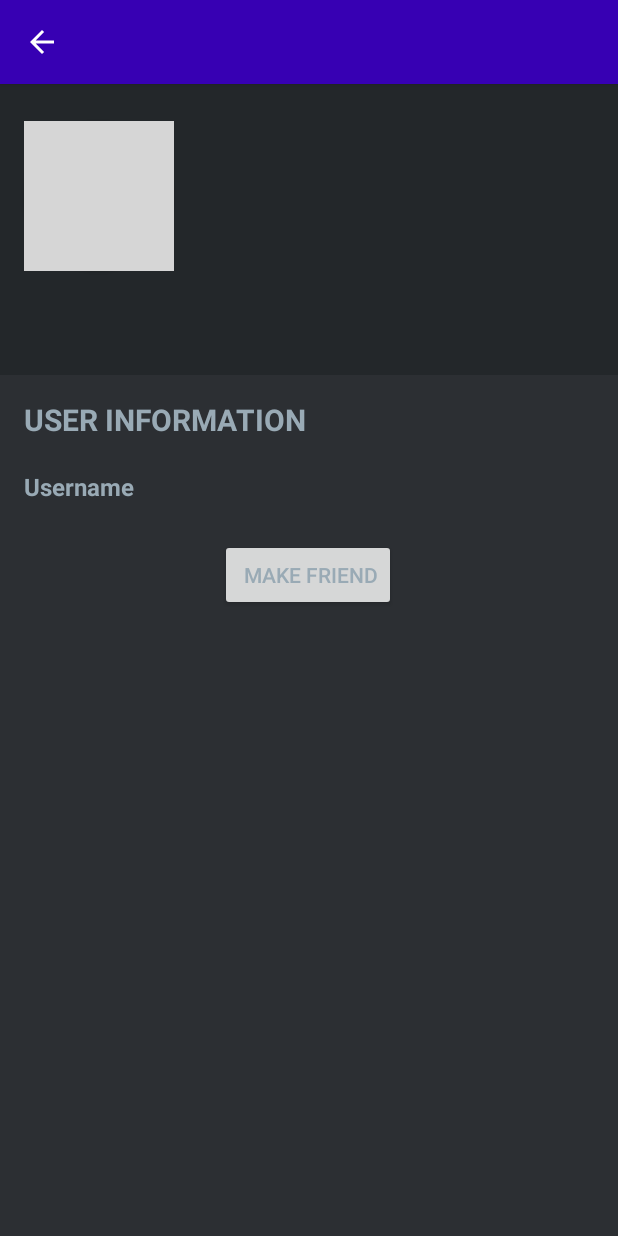
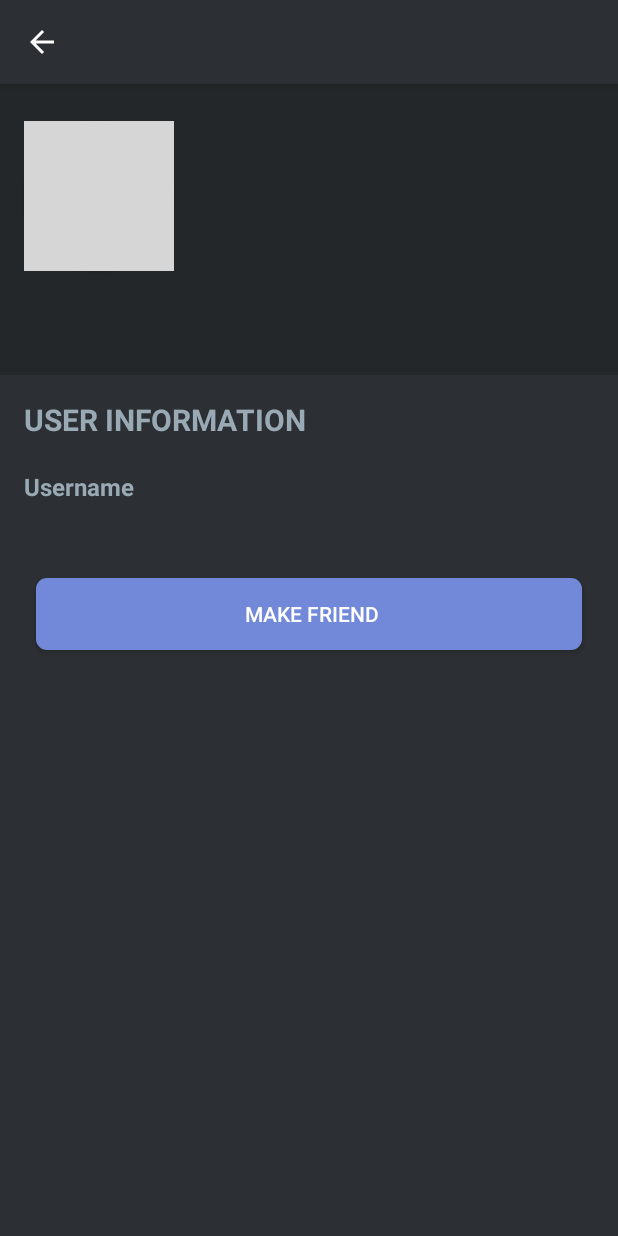
Before and after one commit to kan1989bd/Pr-ectAndroid, an Android app: the AddFriendActivity screen opened directly, with no data from a screen before it, on a phone screen of 412 x 824 dp. Run offline under Robolectric (Android 15) with nearby library versions, the phone set to English and light mode, and no system bars; our stand-ins replace CircleImageView, Firebase (no records; nobody signed in at launch, a user with empty details on screens opened directly), Picasso; 5 statements that could not run were skipped; grey boxes are pictures that could not be loaded.

Commit message:
fix ui friend request

```diff
--- a/app/src/main/res/layout/activity_add_friend.xml
+++ b/app/src/main/res/layout/activity_add_friend.xml
@@ -15,7 +15,7 @@
             android:layout_width="match_parent"
             android:layout_height="wrap_content"
             android:id="@+id/toolbar"
-            android:background="@color/design_default_color_primary_dark"
+            android:background="@color/discordDarkGrey"
             android:theme="@style/ThemeOverlay.AppCompat.Dark.ActionBar">
 
             <de.hdodenhof.circleimageview.CircleImageView
@@ -140,11 +140,14 @@
 
     <Button
         android:id="@+id/btn_make_friend"
-        android:layout_width="wrap_content"
+        android:layout_width="0dp"
         android:layout_height="wrap_content"
-        android:layout_marginTop="24dp"
+        android:layout_marginStart="24dp"
+        android:layout_marginTop="50dp"
+        android:layout_marginEnd="24dp"
+        android:background="@drawable/button_border"
         android:text=" Make friend"
-        android:textColor="#99aab5"
+        android:textColor="#fff"
         app:layout_constraintEnd_toEndOf="parent"
         app:layout_constraintHorizontal_bias="0.498"
         app:layout_constraintStart_toStartOf="parent"
@@ -152,11 +155,14 @@
 
     <Button
         android:id="@+id/btn_unfriend"
-        android:layout_width="wrap_content"
+        android:layout_width="0dp"
         android:layout_height="wrap_content"
-        android:layout_marginTop="24dp"
+        android:layout_marginStart="24dp"
+        android:layout_marginTop="50dp"
+        android:layout_marginEnd="24dp"
+        android:background="@drawable/button_border"
+        android:textColor="#fff"
         android:text="Unfriend"
-        android:textColor="#99aab5"
         android:visibility="invisible"
         android:saveEnabled="false"
         android:enabled="true"
```
Also changed, not shown: app/src/main/res/layout/friend_request_item.xml (+17 -8 lines), 1 other file.
